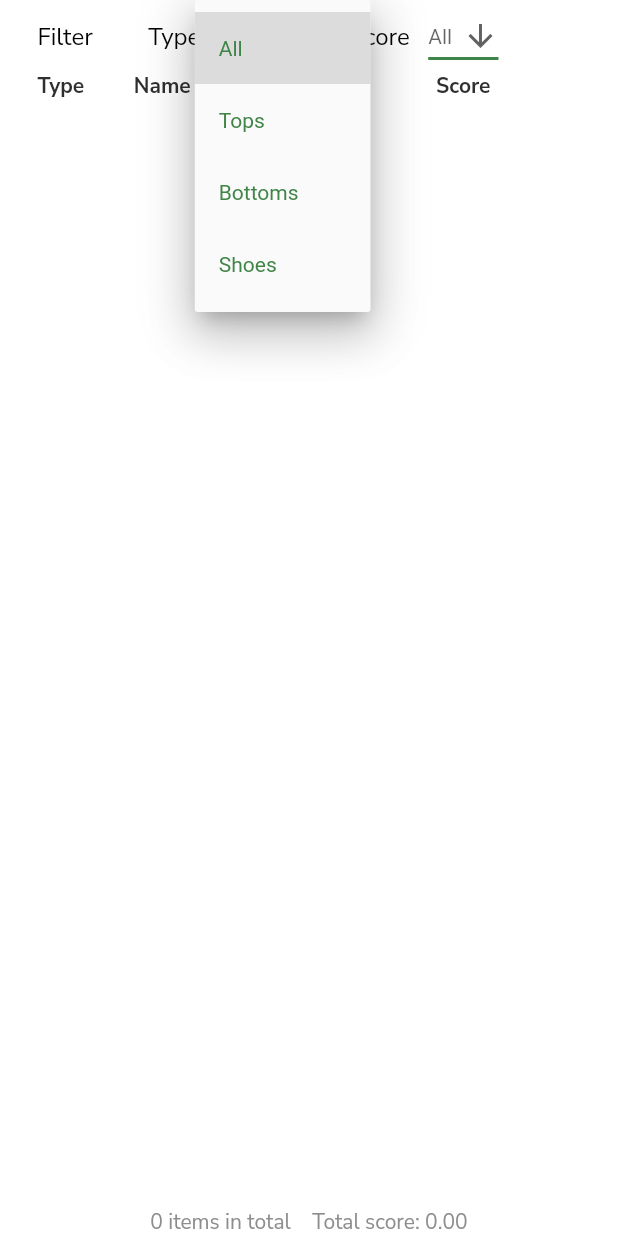
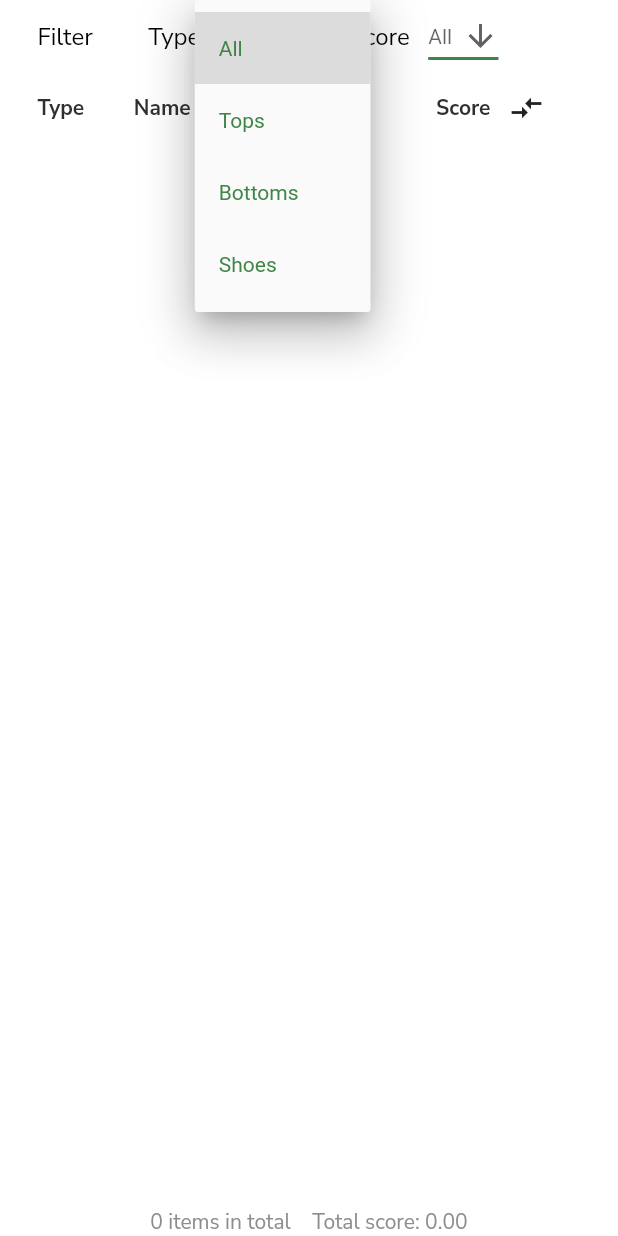
Before and after one commit to michalispistos/Carbon-Footprint-Calculator, a Flutter app: the ClothesList widget shown alone on an empty page, opened directly, after a tap on "All", on a phone screen of 412 x 824 dp. Run offline on Flutter 3.47's test engine with Material 2 defaults, Android fonts, the phone set to English and light mode, and no system bars; our stand-ins replace carousel_slider, fl_chart, flutter_cache_manager, flutter_html, geocoding, geolocator and 2 more; missing offline and left inert: achievement_view, flutter_barcode_scanner; accounts and stored records are empty; network calls fail.

Commit message:
[CF3YSP-29] Can now sort clothes in ascending/descending order of carbon score. Removed padding on score perspective carousel view.

```diff
--- a/lib/screens/your_clothes.dart
+++ b/lib/screens/your_clothes.dart
@@ -1,17 +1,11 @@
+
+import 'package:carbon_footprint_calculator/screens/recycle_item.dart';
 import 'package:carbon_footprint_calculator/screens/throw_away_item.dart';
-
-import 'dart:collection';
-import 'dart:convert';
-
-
 import 'package:carbon_footprint_calculator/screens/your_score.dart';
 import 'package:carbon_footprint_calculator/widgets/border_icon.dart';
 import 'package:carbon_footprint_calculator/widgets/widget_functions.dart';
 import 'package:flutter/cupertino.dart';
 import 'package:flutter/material.dart';
-import 'package:carbon_footprint_calculator/screens/recycle_item.dart';
-import 'package:http/http.dart' as http;
-import 'package:carbon_footprint_calculator/utils/globals.dart' as globals;
 
 import 'give_away_item.dart';
 
@@ -22,7 +16,11 @@ class ClothesList extends StatefulWidget {
   _ClothesListState createState() => _ClothesListState();
 }
 
-
+enum SortType {
+  ascending,
+  descending,
+  neutral
+}
 
 class _ClothesListState extends State<ClothesList> {
   List<Clothing> allClothes = [];
@@ -31,6 +29,7 @@ class _ClothesListState extends State<ClothesList> {
   String scoreDropdownValue = 'All';
   String removeDropDownValue = 'Recycle';
   bool isClothingRemoved = false;
+  SortType sortType = SortType.neutral;
 
 
   @override
@@ -71,6 +70,18 @@ class _ClothesListState extends State<ClothesList> {
   Widget _displayClothes() {
     clothes =
         filteredClothes(allClothes, typeDropdownValue, scoreDropdownValue);
+    switch (sortType) {
+      case SortType.ascending:
+        clothes.sort((a,b)=> a.carbonScore.compareTo(b.carbonScore));
+        break;
+      case SortType.descending:
+        clothes.sort((a,b)=> b.carbonScore.compareTo(a.carbonScore));
+        break;
+      case SortType.neutral:
+        // no-op
+        break;
+    }
+
 
     return ListView.builder(
       padding: const EdgeInsets.only(top: 5),
@@ -218,9 +229,27 @@ class _ClothesListState extends State<ClothesList> {
             Text("Name", style: Theme.of(context).textTheme.headline5),
             const Spacer(),
             Padding(
-              padding: const EdgeInsets.only(right: 60.0),
-              child:
+              padding: const EdgeInsets.only(right: 12.0),
+              child: Row(
+                children: [
                   Text("Score", style: Theme.of(context).textTheme.headline5),
+                  IconButton(onPressed: () {
+                    setState(() {
+                      sortType = SortType.values[
+                          (sortType.index + 1) % SortType.values.length];
+                    });
+                  }, icon: Builder(builder: (BuildContext context) {
+                    switch (sortType) {
+                      case SortType.ascending:
+                        return const Icon(Icons.arrow_drop_up);
+                      case SortType.descending:
+                        return const Icon(Icons.arrow_drop_down);
+                      case SortType.neutral:
+                        return const Icon(Icons.compare_arrows);
+                    }
+                  }))
+                ],
+              ),
             )
           ]),
         ),
--- a/lib/screens/your_score.dart
+++ b/lib/screens/your_score.dart
@@ -587,9 +587,7 @@ class _YourScoreState extends State<YourScore> {
             textAlign: TextAlign.center,
             style: TextStyle(fontSize: 15, color: Colors.black),
           )),
-      Padding(
-          padding: const EdgeInsets.fromLTRB(20, 0, 20, 0),
-          child: CarouselSlider(
+      CarouselSlider(
         options: CarouselOptions(height: 400.0),
         items: [
           ["car.gif", "The average passenger vehicle emits about 0.65 kg of CO\u2082 per km. Your clothes carbon footprint is equivalent to a ${(lifetimeScore / 0.65).toStringAsFixed(2)} km car journey!"],
@@ -640,7 +638,7 @@ class _YourScoreState extends State<YourScore> {
             },
           );
         }).toList(),
-          )),
+      ),
       const Padding(
         padding: EdgeInsets.fromLTRB(20, 0, 20, 0),
         child: Text("Information source: "),
```
Lines whose indentation alone changed are shown as unchanged.
